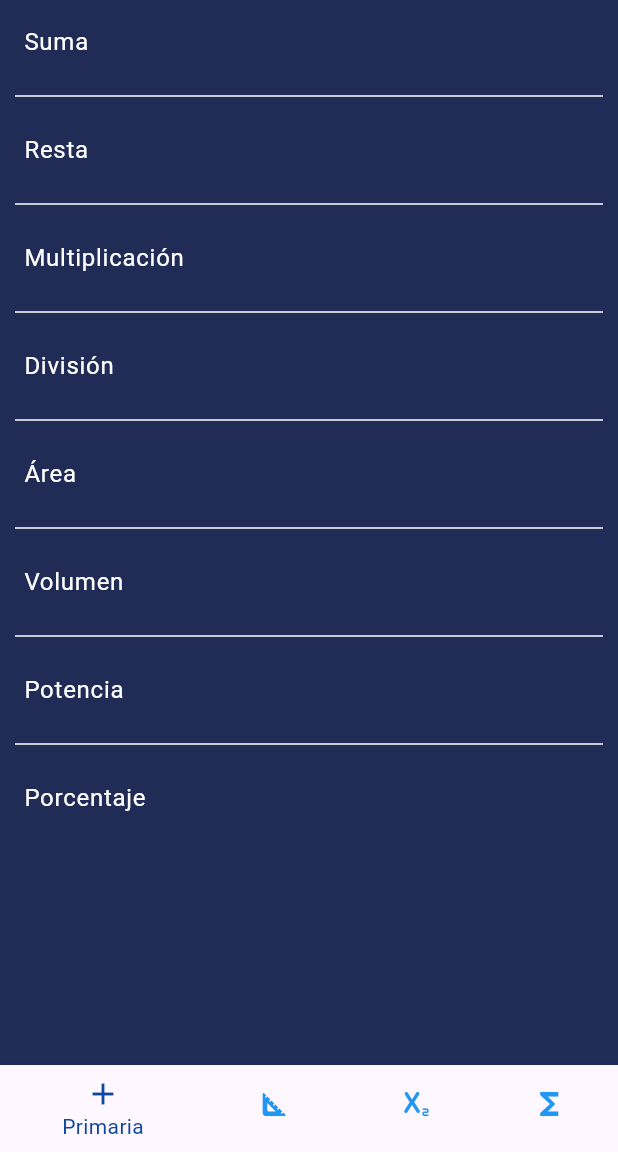
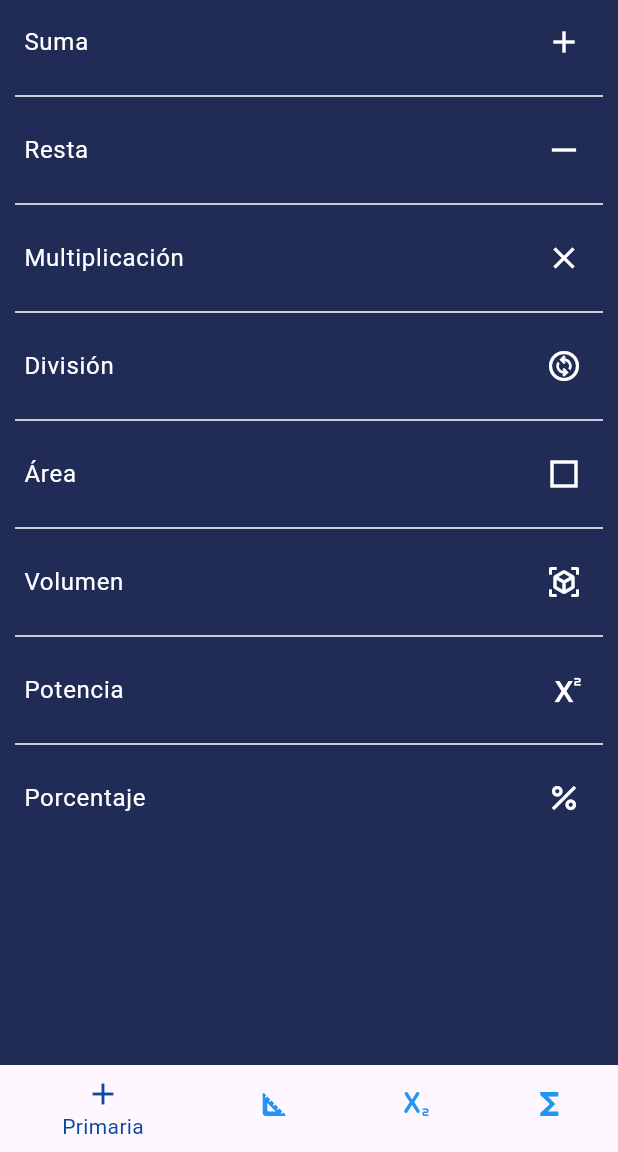
Before and after one commit to YaelZamora/MACalculatorFull, a Flutter app: the screen it shows after launch, on a phone screen of 412 x 824 dp, the part 84-1236 px from its top. Run offline on Flutter 3.47's test engine with Material 3 defaults, Android fonts, the phone set to English and light mode, and no system bars; missing offline and left inert: bitsdojo_window.

Commit message:
Code Review

```diff
--- a/lib/screens/primaria/first_year_page.dart
+++ b/lib/screens/primaria/first_year_page.dart
@@ -41,10 +41,10 @@ class FirstYearPage extends StatelessWidget {
             _funciones.elementAt(index),
             style: const TextStyle(color: Colors.white),
           ),
-          /*trailing: Icon(
+          trailing: Icon(
             _iconos.elementAt(index),
             color: Colors.white,
-          ),*/
+          ),
           onTap: () {
             if (index < 4) {
               Navigator.push(
--- a/lib/screens/secundaria/primer_año_page.dart
+++ b/lib/screens/secundaria/primer_año_page.dart
@@ -1,6 +1,5 @@
 import 'package:flutter/material.dart';
 import 'package:macalculator/screens/secundaria/secundaria.dart';
-import 'package:macalculator/screens/workingon_page.dart';
 
 class SecundariaUno extends StatelessWidget {
   SecundariaUno({Key? key}) : super(key: key);
--- a/lib/screens/secundaria_page.dart
+++ b/lib/screens/secundaria_page.dart
@@ -1,6 +1,5 @@
 import 'package:flutter/material.dart';
 import 'package:macalculator/screens/secundaria/primer_a%C3%B1o_page.dart';
-import 'package:macalculator/screens/workingon_page.dart';
 
 class SecundariaPage extends StatelessWidget {
   SecundariaPage({Key? key}) : super(key: key);
--- a/pubspec.yaml
+++ b/pubspec.yaml
@@ -54,7 +54,8 @@ msix_config:
   publisher_display_name: Technology Fantasy
   identity_name: TechnologyFantasy.MathCalculator
   publisher: CN=8A873600-BB38-45D7-B4BE-609EA001C9C3
-  msix_version: 1.0.0.0
+  logo_path: C:\Users\yaelj\Documents\MACalculatorFull\assets\icono.png
+  msix_version: 1.0.5.0
   store: true
 
 flutter_icons:
```
